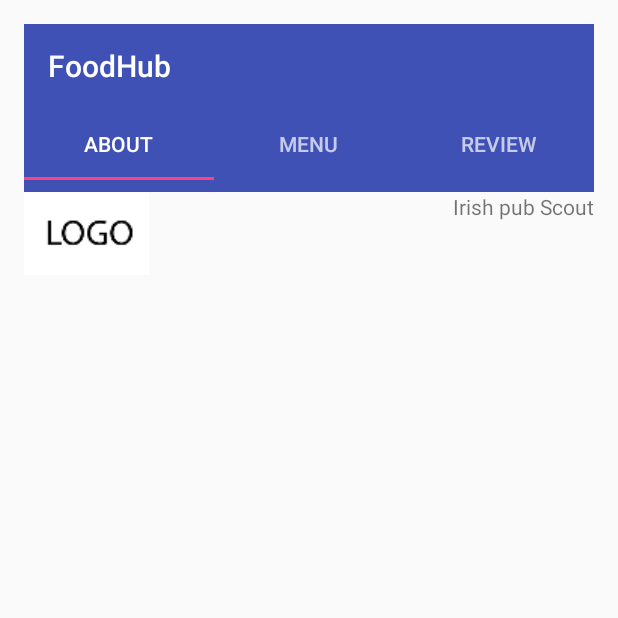
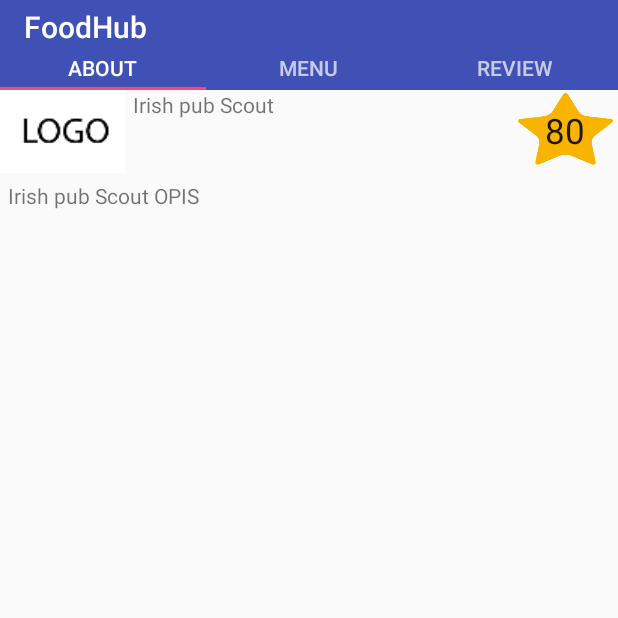
Before and after one commit to mDinon/FoodHub, an Android app: the screen it shows after launch (MenuActivity), after a tap on "Irish pub Scout", on a phone screen of 412 x 824 dp, the top half of it. Run offline under Robolectric (Android 15) with nearby library versions, the phone set to English and light mode, and no system bars; 1 other tap on this screen came first.

Commit message:
Nadodo i proljepšo neke stvari u fragmentima
Nema više paddinga
Promjenio sam dimensions.xml
Malo sam editiro zvjezdicu
Da se više uklapa u dizajn
Ak vam se ne sviđa, vičite.

```diff
--- a/app/src/main/java/hr/mc2/foodhub/AboutFragment.java
+++ b/app/src/main/java/hr/mc2/foodhub/AboutFragment.java
@@ -32,9 +32,13 @@ public class AboutFragment extends Fragment {
         View myInflatedView = inflater.inflate(R.layout.fragment_about, container,false);
         ImageView logo = (ImageView) myInflatedView.findViewById(R.id.view_logo);
         TextView text = (TextView) myInflatedView.findViewById(R.id.textView);
+        TextView textOpis = (TextView) myInflatedView.findViewById(R.id.opis);
+        TextView textRating = (TextView) myInflatedView.findViewById(R.id.aboutRating);
         Bundle receivedData = ((FragmentCommunication) getActivity()).transferMessage();
         text.setText(receivedData.getString("name"));
+        textOpis.setText(receivedData.getString("opis"));
         logo.setImageResource(receivedData.getInt("logo"));
+        textRating.setText(receivedData.getString("rating"));
         return myInflatedView;
     }
 
--- a/app/src/main/java/hr/mc2/foodhub/FoodFragment.java
+++ b/app/src/main/java/hr/mc2/foodhub/FoodFragment.java
@@ -2,14 +2,12 @@ package hr.mc2.foodhub;
 
 import android.app.Activity;
 import android.support.v4.app.Fragment;
-import android.support.v4.app.FragmentTransaction;
 import android.content.Context;
 import android.os.Bundle;
 import android.view.LayoutInflater;
 import android.view.View;
 import android.view.ViewGroup;
 import android.widget.ArrayAdapter;
-import android.widget.Button;
 import android.widget.ListView;
 
 import java.util.ArrayList;
@@ -19,8 +17,11 @@ import java.util.List;
 /*Prikazuje cjenik*/
 public class FoodFragment extends Fragment{
 
-    Button FoodToAboutButton;
-    Button FoodToReviewButton;
+    public ArrayList<FoodListPodaci> Hrana = new ArrayList<>();
+
+    FoodListPodaci objekt1 = new FoodListPodaci("Pizza miješana", 35);
+    FoodListPodaci objekt2 = new FoodListPodaci("Pizza slavonska", 38);
+    FoodListPodaci objekt3 = new FoodListPodaci("Pizza vegetariana", 35);
 
     @Override
     public void onAttach(Activity context) {
@@ -36,7 +37,25 @@ public class FoodFragment extends Fragment{
     public View onCreateView(LayoutInflater inflater, ViewGroup container, Bundle savedInstanceState) {
         View myInflatedView = inflater.inflate(R.layout.fragment_food, container,false);
 
-        //Trenutno fiksne vrijednosti liste, TRENUTNO
+        Hrana.add(objekt1);
+        Hrana.add(objekt2);
+        Hrana.add(objekt3);
+
+        // Kreiranje array liste custom klase i popunjavanje iste
+        ArrayList<FoodListPodaci> objekti = new ArrayList<>();
+        for(int i=0; i<Hrana.size();i++){
+            objekti.add(Hrana.get(i));
+        }
+
+        // Kreiranje adaptera koji konvertira polje u view
+        /*ReviewListAdapter adapter = new ItemListAdapter(getActivity(),Recenzije);*/
+        FoodListAdapter adapter = (new FoodListAdapter(getActivity(), R.layout.fragment_food, Hrana));
+        // Postavljanje adaptera u listview
+        ListView listView = (ListView) myInflatedView.findViewById(R.id.listViewFood);
+        //listView.setOnItemClickListener(this);
+        listView.setAdapter(adapter);
+
+        /*//Trenutno fiksne vrijednosti liste, TRENUTNO
         final ListView listview = (ListView) myInflatedView.findViewById(R.id.listView);
         String[] values = new String[] { "Pizza", "Hamburger", "Sushi",
                 "Suhi beton", "Žganci", "Rudarske greblice", "Kisela ljuta juha", "酸汤素" };
@@ -48,12 +67,12 @@ public class FoodFragment extends Fragment{
         }
 
         final StableArrayAdapter adapter = (new StableArrayAdapter(getActivity(), android.R.layout.simple_list_item_1, list));
-        listview.setAdapter(adapter);
+        listview.setAdapter(adapter);*/
         return myInflatedView;
     }
 
     //Ugnježđena klasa
-    private class StableArrayAdapter extends ArrayAdapter<String> {
+   /* private class StableArrayAdapter extends ArrayAdapter<String> {
 
         HashMap<String, Integer> mIdMap = new HashMap<String, Integer>();
 
@@ -76,6 +95,6 @@ public class FoodFragment extends Fragment{
             return true;
         }
 
-    }
+    }*/
 
 }
--- /dev/null
+++ b/app/src/main/java/hr/mc2/foodhub/FoodListAdapter.java
@@ -0,0 +1,46 @@
+package hr.mc2.foodhub;
+
+import android.content.Context;
+import android.graphics.Color;
+import android.view.LayoutInflater;
+import android.view.View;
+import android.view.ViewGroup;
+import android.widget.ArrayAdapter;
+import android.widget.ImageView;
+import android.widget.TextView;
+
+import java.util.ArrayList;
+
+/**
+ * Created by Matija on 27.4.2016..
+ */
+public class FoodListAdapter extends ArrayAdapter<FoodListPodaci> {
+
+    public FoodListAdapter(Context context, int fragment_food, ArrayList<FoodListPodaci> podaci) {
+        super(context,0,podaci);
+    }
+
+    @Override
+    public View getView(int position, View convertView, ViewGroup parent) {
+        // Dohvaćanje podataka na ovoj poziciji
+        FoodListPodaci noviPodaci = getItem(position);
+        // Provjera da li je postojeci view ponovo iskorišten
+        if (convertView == null) {
+            convertView = LayoutInflater.from(getContext()).inflate(R.layout.item_liste_hrane, parent, false);
+        }
+        // Dohvaćanje view-ova za populaciju podacima
+        TextView imeProizvoda = (TextView) convertView.findViewById(R.id.imeProizvoda);
+        TextView cijenaProizvoda = (TextView) convertView.findViewById(R.id.cijenaProizvoda);
+
+        // Populacija podataka u dohvaćene view-ove
+        imeProizvoda.setText(noviPodaci.getImeProizvoda());
+        cijenaProizvoda.setText(noviPodaci.getCijena()+"kn");
+
+        // Vraćanje završenog view-a kako bi se prikazao na ekranu
+        if(position % 2 == 0){
+            convertView.setBackgroundColor(Color.LTGRAY);
+        }
+        return convertView;
+    }
+
+}
--- /dev/null
+++ b/app/src/main/java/hr/mc2/foodhub/FoodListPodaci.java
@@ -0,0 +1,22 @@
+package hr.mc2.foodhub;
+
+/**
+ * Created by Matija on 27.4.2016..
+ */
+public class FoodListPodaci {
+    private String imeProizvoda;
+    private Integer cijena;
+
+    public FoodListPodaci(String imeProizvoda, Integer cijena){
+        this.imeProizvoda = imeProizvoda;
+        this.cijena = cijena;
+    }
+
+    public String getImeProizvoda() {
+        return this.imeProizvoda;
+    }
+
+    public String getCijena(){
+        return this.cijena.toString();
+    }
+}
--- a/app/src/main/java/hr/mc2/foodhub/ItemListAdapter.java
+++ b/app/src/main/java/hr/mc2/foodhub/ItemListAdapter.java
@@ -9,6 +9,7 @@ import android.view.ViewGroup;
 import android.widget.ArrayAdapter;
 import android.widget.ImageView;
 import android.widget.TextView;
+import android.graphics.Color;
 
 import java.util.ArrayList;
 
@@ -44,7 +45,10 @@ public class ItemListAdapter extends ArrayAdapter<ItemListPodaci> {
 
         // Vraćanje završenog view-a kako bi se prikazao na ekranu
         if(position % 2 == 0){
-          convertView.setBackgroundColor(Color.LTGRAY);
+            convertView.setBackgroundColor(Color.LTGRAY);
+            /*float[] a = {216,49,100};
+            convertView.setBackgroundColor(Color.HSVToColor(a));*/
+            //convertView.textImeObjekta.setTextColor(Color.WHITE);
         }
         return convertView;
     }
--- a/app/src/main/java/hr/mc2/foodhub/ItemListPodaci.java
+++ b/app/src/main/java/hr/mc2/foodhub/ItemListPodaci.java
@@ -10,6 +10,7 @@ import java.util.ArrayList;
 public class ItemListPodaci {
     private String imeObjekta;
     private String vrstaObjekta;
+    private String opisObjekta;
     private int rating;
     private int imageResource;
 
@@ -18,7 +19,13 @@ public class ItemListPodaci {
         this.vrstaObjekta = vrstaObjekta;
         this.rating = rating;
         this.imageResource = imageResource;
+        //Stvori defaultni opis, pa se dodatno postavi sa setterom
+        opisObjekta = imeObjekta + " OPIS";
     }
+
+    public String getOpisObjekta(){ return this.opisObjekta;}
+
+    public void setOpisObjekta(String opisObjekta){ this.opisObjekta = opisObjekta;}
 
     public String getImeObjekta() {
         return this.imeObjekta;
--- a/app/src/main/java/hr/mc2/foodhub/MainActivity.java
+++ b/app/src/main/java/hr/mc2/foodhub/MainActivity.java
@@ -6,6 +6,7 @@ import android.content.Intent;
 import android.os.Bundle;
 import android.support.v7.app.ActionBarActivity;
 import android.support.v7.app.AppCompatActivity;
+import android.support.v7.widget.Toolbar;
 import android.view.Menu;
 import android.view.MenuInflater;
 import android.view.MenuItem;
@@ -48,6 +49,8 @@ public class MainActivity extends AppCompatActivity implements OnItemClickListen
         Intent intent = new Intent(getApplicationContext(),MenuActivity.class);
         intent.putExtra("imeObjekta",Restorani.get(position).getImeObjekta());
         intent.putExtra("logoObjekta",Restorani.get(position).getImageResource());
+        intent.putExtra("opisObjekta",Restorani.get(position).getOpisObjekta());
+        intent.putExtra("ratingObjekta",Restorani.get(position).getRating());
         startActivity(intent);
     }
 
@@ -56,6 +59,9 @@ public class MainActivity extends AppCompatActivity implements OnItemClickListen
         super.onCreate(savedInstanceState);
         setContentView(R.layout.activity_main);
         //getSupportActionBar().setDisplayHomeAsUpEnabled(false);
+
+        Toolbar toolbar = (Toolbar) findViewById(R.id.toolbar);
+        setSupportActionBar(toolbar);
 
         Restorani.add(objekt1);
         Restorani.add(objekt2);
--- a/app/src/main/java/hr/mc2/foodhub/MenuActivity.java
+++ b/app/src/main/java/hr/mc2/foodhub/MenuActivity.java
@@ -18,7 +18,9 @@ public class MenuActivity extends AppCompatActivity implements FragmentCommunica
         Intent intent = getIntent();
         Bundle data = new Bundle();
         data.putString("name", intent.getStringExtra("imeObjekta"));
+        data.putString("opis", intent.getStringExtra("opisObjekta"));
         data.putInt("logo", intent.getIntExtra("logoObjekta",0));
+        data.putString("rating", intent.getStringExtra("ratingObjekta"));
         return data;
     }
 
--- a/app/src/main/java/hr/mc2/foodhub/ReviewFragment.java
+++ b/app/src/main/java/hr/mc2/foodhub/ReviewFragment.java
@@ -17,9 +17,9 @@ public class ReviewFragment extends Fragment{
 
     public ArrayList<ReviewListPodaci> Recenzije = new ArrayList<>();
 
-    ReviewListPodaci objekt1 = new ReviewListPodaci("Marko Dinon", "Jako ukusno moram priznat! Al ne ko rudarske greblice...", 50, R.drawable.test_logo);
-    ReviewListPodaci objekt2 = new ReviewListPodaci("Matija Kršić", "Svaki dolazim ovdje, super je.", 40, R.drawable.test_logo);
-    ReviewListPodaci objekt3 = new ReviewListPodaci("Matija Lastovčić", "Super sve. Dobar burek.", 40, R.drawable.test_logo);
+    ReviewListPodaci objekt1 = new ReviewListPodaci("Marko Dinon", "Jako ukusno moram priznat! Al ne ko rudarske greblice...", 50, R.drawable.test_avatar);
+    ReviewListPodaci objekt2 = new ReviewListPodaci("Matija Kršić", "Svaki dolazim ovdje, super je.", 40, R.drawable.test_avatar);
+    ReviewListPodaci objekt3 = new ReviewListPodaci("Matija Lastovčić", "Super sve. Dobar burek.", 40, R.drawable.test_avatar);
 
 
 
--- a/app/src/main/java/hr/mc2/foodhub/ReviewListAdapter.java
+++ b/app/src/main/java/hr/mc2/foodhub/ReviewListAdapter.java
@@ -1,7 +1,6 @@
 package hr.mc2.foodhub;
 
 import android.content.Context;
-import android.graphics.Color;
 import android.view.LayoutInflater;
 import android.view.View;
 import android.view.ViewGroup;
--- a/app/src/main/res/layout/activity_menu.xml
+++ b/app/src/main/res/layout/activity_menu.xml
@@ -16,7 +16,7 @@
   <android.support.v7.widget.Toolbar
       android:id="@+id/toolbar"
       android:layout_width="match_parent"
-      android:layout_height="wrap_content"
+      android:layout_height="30dp"
       android:background="?attr/colorPrimary"
       android:elevation="0dp"
       android:minHeight="?attr/actionBarSize"
@@ -29,7 +29,7 @@
   <android.support.design.widget.TabLayout
       android:id="@+id/tab_layout"
       android:layout_width="match_parent"
-      android:layout_height="wrap_content"
+      android:layout_height="30dp"
       android:background="?attr/colorPrimary"
       android:elevation="0dp"
       android:minHeight="?attr/actionBarSize"
--- a/app/src/main/res/layout/fragment_about.xml
+++ b/app/src/main/res/layout/fragment_about.xml
@@ -10,18 +10,42 @@
         android:layout_width="wrap_content"
         android:layout_height="wrap_content"
         android:id="@+id/view_logo"
-        android:layout_alignParentTop="true"
-        android:layout_alignParentLeft="true"
-        android:layout_alignParentStart="true" />
+        android:src="@drawable/logo" />
+
+   <TextView
+        android:layout_width="wrap_content"
+        android:layout_height="wrap_content"
+        android:text="New Text"
+        android:id="@+id/textView"
+       android:layout_marginLeft="5dp"
+       android:layout_alignParentTop="true"
+       android:layout_toRightOf="@+id/view_logo"
+       android:layout_toEndOf="@+id/view_logo" />
 
     <TextView
         android:layout_width="wrap_content"
         android:layout_height="wrap_content"
-        android:text="New Text"
-        android:id="@+id/textView"
+        android:text="Mjesto di moš jest, pit, delat, bit, spat"
+        android:id="@+id/opis"
+        android:layout_below="@+id/view_logo"
+        android:layout_alignParentLeft="true"
+        android:layout_alignParentStart="true"
+        android:layout_marginTop="5dp"
+        android:layout_marginLeft="5dp"/>
+
+    <TextView
+        android:layout_width="70dp"
+        android:layout_height="wrap_content"
+        android:textAppearance="?android:attr/textAppearanceLarge"
+        android:text="100"
+        android:textSize="23dp"
+        android:id="@+id/aboutRating"
         android:layout_alignParentTop="true"
         android:layout_alignParentRight="true"
         android:layout_alignParentEnd="true"
-        />
+        android:background="@drawable/star"
+        android:textAlignment="center"
+        android:paddingTop="11dp"
+        android:layout_alignBottom="@+id/view_logo" />
 
 </RelativeLayout>
--- a/app/src/main/res/layout/fragment_food.xml
+++ b/app/src/main/res/layout/fragment_food.xml
@@ -8,8 +8,8 @@
     <ListView
         android:layout_width="wrap_content"
         android:layout_height="wrap_content"
-        android:id="@+id/listView"
-        android:layout_alignParentBottom="true"
+        android:id="@+id/listViewFood"
+        android:layout_alignParentTop="true"
         android:layout_alignParentLeft="true"
         android:layout_alignParentStart="true" />
 
--- /dev/null
+++ b/app/src/main/res/layout/item_liste_hrane.xml
@@ -0,0 +1,21 @@
+<?xml version="1.0" encoding="utf-8"?>
+<RelativeLayout xmlns:android="http://schemas.android.com/apk/res/android"
+    android:orientation="vertical" android:layout_width="match_parent"
+    android:layout_height="match_parent">
+
+    <TextView
+        android:layout_width="wrap_content"
+        android:layout_height="wrap_content"
+        android:text="PROIZVOD"
+        android:id="@+id/imeProizvoda" />
+
+    <TextView
+        android:layout_width="wrap_content"
+        android:layout_height="wrap_content"
+        android:text="HRK"
+        android:id="@+id/cijenaProizvoda"
+        android:layout_gravity="right"
+        android:layout_alignParentTop="true"
+        android:layout_alignParentRight="true"
+        android:layout_alignParentEnd="true" />
+</RelativeLayout>
--- a/app/src/main/res/layout/item_liste_recenzija.xml
+++ b/app/src/main/res/layout/item_liste_recenzija.xml
@@ -17,7 +17,7 @@
         android:layout_width="wrap_content"
         android:layout_height="wrap_content"
         android:id="@+id/userImage"
-        android:src="@drawable/test_logo" />
+        android:src="@drawable/test_avatar" />
 
     <EditText
         android:layout_width="match_parent"
--- a/app/src/main/res/values/dimens.xml
+++ b/app/src/main/res/values/dimens.xml
@@ -1,5 +1,5 @@
 <resources>
     <!-- Default screen margins, per the Android Design guidelines. -->
-    <dimen name="activity_horizontal_margin">16dp</dimen>
-    <dimen name="activity_vertical_margin">16dp</dimen>
+    <dimen name="activity_horizontal_margin">0dp</dimen>
+    <dimen name="activity_vertical_margin">0dp</dimen>
 </resources>
```
Also changed, not shown: app/src/main/res/drawable/star.png.
